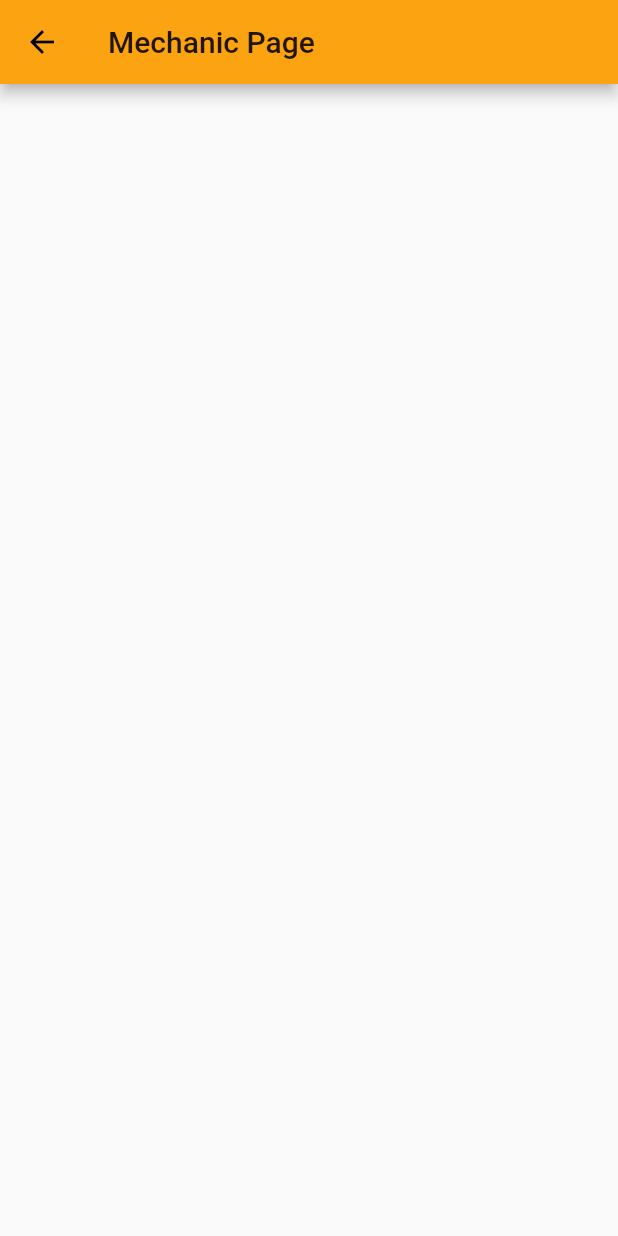
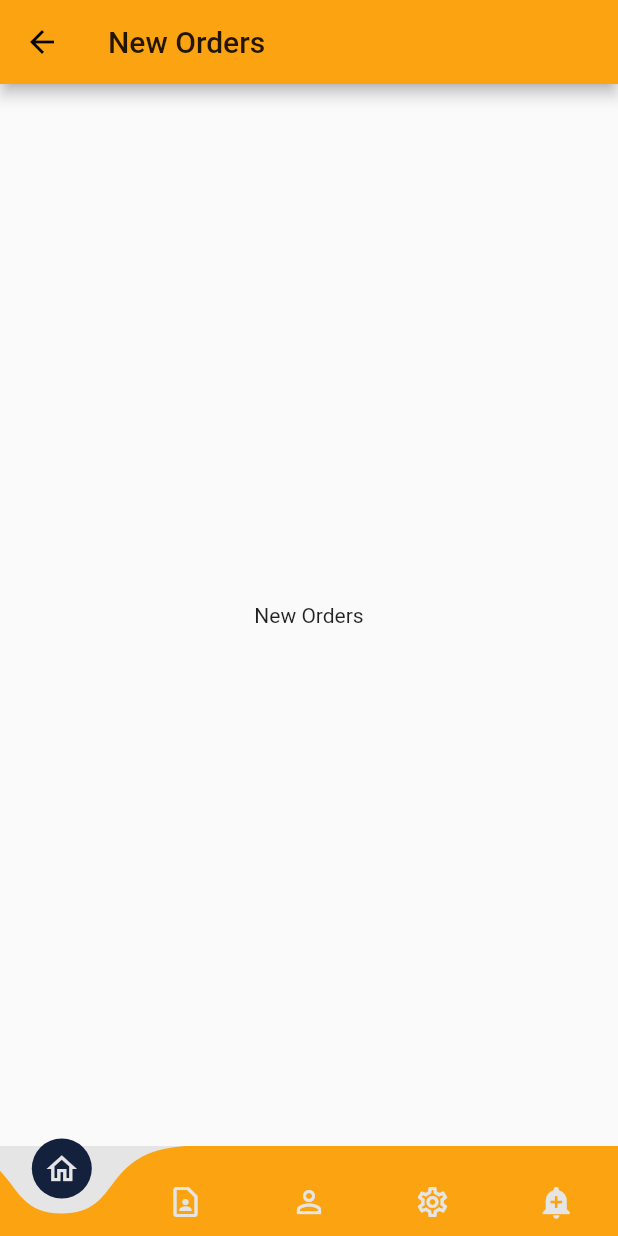
Before and after one commit to rajupotharaju155/getmech-hackathon, a Flutter app: the screen it shows after launch, after a tap on "I am Mechanic", on a phone screen of 412 x 824 dp. Run offline on Flutter 3.47's test engine with Material 2 defaults, Android fonts, the phone set to English and light mode, and no system bars; drawn by our look-alikes of curved_navigation_bar; our stand-ins replace flutter_spinkit, page_transition.

Commit message:
Internal pages added for mech

```diff
--- /dev/null
+++ b/lib/ui/mechanic/internalPages/history.dart
@@ -0,0 +1,13 @@
+import 'package:flutter/material.dart';
+
+class Histpry extends StatelessWidget {
+  @override
+  Widget build(BuildContext context) {
+    return Scaffold(
+      appBar: AppBar(
+        title: Text("History"),
+      ),
+
+    );
+  }
+}
--- /dev/null
+++ b/lib/ui/mechanic/internalPages/mechProfile.dart
@@ -0,0 +1,13 @@
+import 'package:flutter/material.dart';
+
+class MechProfile extends StatelessWidget {
+  @override
+  Widget build(BuildContext context) {
+    return Scaffold(
+      appBar: AppBar(
+        title: Text("Profile"),
+      ),
+
+    );
+  }
+}
--- /dev/null
+++ b/lib/ui/mechanic/internalPages/newOrders.dart
@@ -0,0 +1,16 @@
+import 'package:flutter/material.dart';
+
+class NewOrders extends StatelessWidget {
+  @override
+  Widget build(BuildContext context) {
+    return Scaffold(
+      appBar: AppBar(
+        title: Text("New Orders"),
+      ),
+      body: Center(
+        child: Text("New Orders")
+      ),
+
+    );
+  }
+}
--- /dev/null
+++ b/lib/ui/mechanic/internalPages/settings.dart
@@ -0,0 +1,16 @@
+import 'package:flutter/material.dart';
+
+class MechSettings extends StatelessWidget {
+  @override
+  Widget build(BuildContext context) {
+    return Scaffold(
+      appBar: AppBar(
+        title: Text("Settings"),
+      ),
+      body: Center(
+        child: Text("Settings")
+      ),
+
+    );
+  }
+}
--- a/lib/ui/mechanic/mechanicMain.dart
+++ b/lib/ui/mechanic/mechanicMain.dart
@@ -1,11 +1,68 @@
+import 'package:curved_navigation_bar/curved_navigation_bar.dart';
 import 'package:flutter/material.dart';
+import 'package:getmech/ui/mechanic/internalPages/history.dart';
+import 'package:getmech/ui/mechanic/internalPages/mechProfile.dart';
+import 'package:getmech/ui/mechanic/internalPages/newOrders.dart';
+import 'package:getmech/utils/constants.dart';
 
-class MechanicMainPage extends StatelessWidget {
+import 'internalPages/settings.dart';
+
+class MechanicMainPage extends StatefulWidget {
+  @override
+  _MechanicMainPageState createState() => _MechanicMainPageState();
+}
+
+class _MechanicMainPageState extends State<MechanicMainPage> {
+    int _page = 0;
+
+  GlobalKey _bottomNavigationKey = GlobalKey();
+
   @override
   Widget build(BuildContext context) {
+    final List<Widget> _navChildren = [
+            NewOrders(),
+            MechProfile(),
+            Histpry(),
+            MechSettings()
+          ];
+
     return Scaffold(
-      appBar: AppBar(
-        title: Text("Mechanic Page")
+      // appBar: AppBar(
+      //   title: Text("Mechanic Page")
+      // ),
+       body: IndexedStack(
+        index: _page,
+        children: _navChildren,
+      ),
+      bottomNavigationBar: CurvedNavigationBar(
+        key: _bottomNavigationKey,
+        items: [
+          Icon(
+            Icons.home_outlined,
+            color: kBackgroundColor,
+          ),
+          Icon(Icons.contact_page_outlined, color: kBackgroundColor),
+          Icon(Icons.person_outline, color: kBackgroundColor),
+          Icon(
+            Icons.settings_outlined,
+            color: kBackgroundColor,
+          ),
+          Icon(Icons.add_alert,
+            color: kBackgroundColor,),
+
+        ],
+        index: 0,
+        height: 60.0,
+        color: primaryColor,
+        backgroundColor: kBackgroundColor,
+        buttonBackgroundColor: secondaryColor,
+        animationCurve: Curves.easeInOut,
+        animationDuration: Duration(milliseconds: 300),
+        onTap: (index) {
+          setState(() {
+            _page = index;
+          });
+        },
       ),
     );
   }
--- a/pubspec.yaml
+++ b/pubspec.yaml
@@ -25,6 +25,8 @@ dependencies:
     sdk: flutter
   flutter_spinkit: ^4.1.0
   page_transition: ^1.1.7+2
+  curved_navigation_bar: ^0.3.4
+  progress_dialog: ^1.2.4
 
 
   # The following adds the Cupertino Icons font to your application.
```
Also changed, not shown: pubspec.lock.
